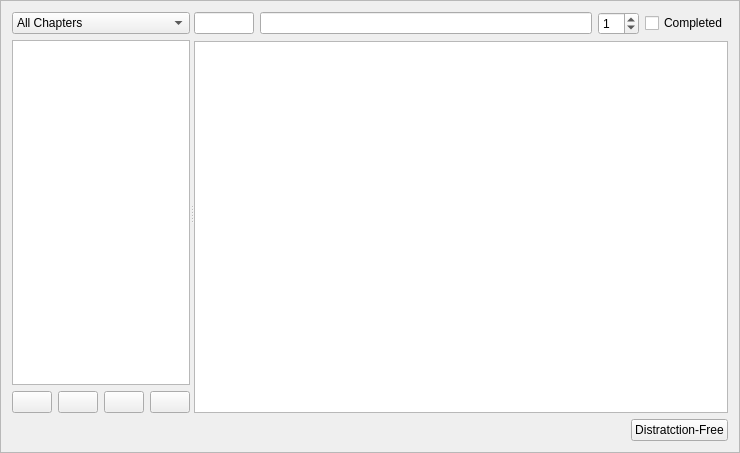
Qt form src/app/chaptersframe.ui (src-r-r/plotline) before a commit.
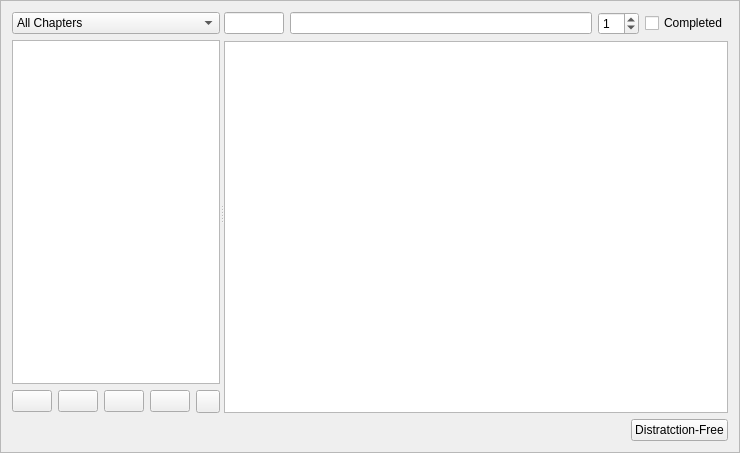
The same form after that commit. Icons and pictures are not drawn.

Commit message: FIX: Workaround for chapter d&d (use dialog to reorder instead). Get ready for alpha release of Version Awesome.

What changed in the file:
```diff
--- a/src/app/chaptersframe.ui
+++ b/src/app/chaptersframe.ui
@@ -143,6 +143,19 @@
              </property>
             </widget>
            </item>
+           <item>
+            <widget class="QToolButton" name="reorderChapter">
+             <property name="sizePolicy">
+              <sizepolicy hsizetype="Maximum" vsizetype="Fixed">
+               <horstretch>0</horstretch>
+               <verstretch>0</verstretch>
+              </sizepolicy>
+             </property>
+             <property name="text">
+              <string/>
+             </property>
+            </widget>
+           </item>
           </layout>
          </item>
         </layout>
```
The commit also changes 8 other files.
